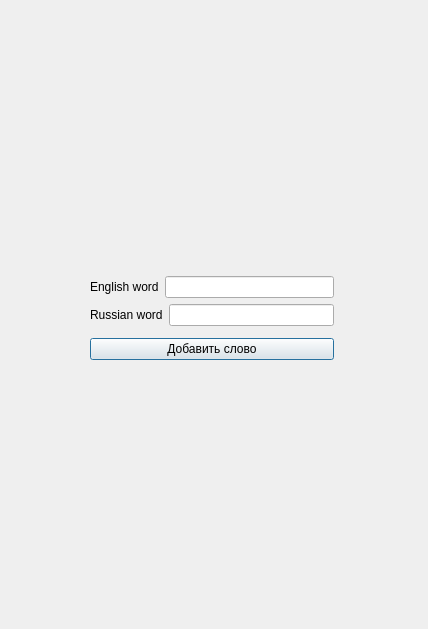
Before: the Qt Designer form src/addword.ui in GreeAI/English-cards, drawn with Qt 5.
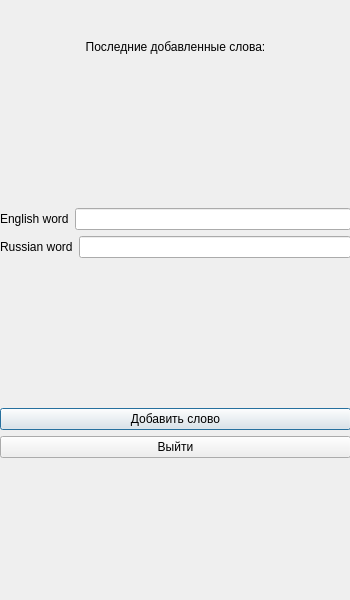
After: the same form once the commit is applied.

```diff
--- a/src/addword.ui
+++ b/src/addword.ui
@@ -6,26 +6,94 @@
    <rect>
     <x>0</x>
     <y>0</y>
-    <width>428</width>
-    <height>629</height>
+    <width>350</width>
+    <height>600</height>
    </rect>
   </property>
+  <property name="sizePolicy">
+   <sizepolicy hsizetype="Fixed" vsizetype="Fixed">
+    <horstretch>0</horstretch>
+    <verstretch>0</verstretch>
+   </sizepolicy>
+  </property>
   <property name="windowTitle">
    <string>Dialog</string>
   </property>
-  <widget class="QWidget" name="">
+  <widget class="QWidget" name="verticalLayoutWidget">
    <property name="geometry">
     <rect>
-     <x>90</x>
-     <y>270</y>
-     <width>244</width>
-     <height>98</height>
+     <x>0</x>
+     <y>0</y>
+     <width>351</width>
+     <height>601</height>
     </rect>
    </property>
-   <layout class="QVBoxLayout" name="verticalLayout_2">
-    <item>
      <layout class="QVBoxLayout" name="verticalLayout">
       <item>
+     <layout class="QVBoxLayout" name="verticalLayout_2">
+      <item>
+       <layout class="QVBoxLayout" name="verticalLayout_3">
+        <item>
+         <spacer name="verticalSpacer_3">
+          <property name="orientation">
+           <enum>Qt::Vertical</enum>
+          </property>
+          <property name="sizeHint" stdset="0">
+           <size>
+            <width>20</width>
+            <height>40</height>
+           </size>
+          </property>
+         </spacer>
+        </item>
+        <item>
+         <widget class="QLabel" name="label_3">
+          <property name="text">
+           <string>&lt;html&gt;&lt;head/&gt;&lt;body&gt;&lt;p align=&quot;center&quot;&gt;Последние добавленные слова:&lt;/p&gt;&lt;/body&gt;&lt;/html&gt;</string>
+          </property>
+         </widget>
+        </item>
+        <item>
+         <spacer name="verticalSpacer_2">
+          <property name="orientation">
+           <enum>Qt::Vertical</enum>
+          </property>
+          <property name="sizeHint" stdset="0">
+           <size>
+            <width>20</width>
+            <height>40</height>
+           </size>
+          </property>
+         </spacer>
+        </item>
+        <item>
+         <widget class="QLabel" name="lbl_en">
+          <property name="text">
+           <string>&lt;html&gt;&lt;head/&gt;&lt;body&gt;&lt;p align=&quot;center&quot;&gt;&lt;br/&gt;&lt;/p&gt;&lt;/body&gt;&lt;/html&gt;</string>
+          </property>
+         </widget>
+        </item>
+        <item>
+         <widget class="QLabel" name="lbl_ru">
+          <property name="text">
+           <string>&lt;html&gt;&lt;head/&gt;&lt;body&gt;&lt;p align=&quot;center&quot;&gt;&lt;br/&gt;&lt;/p&gt;&lt;/body&gt;&lt;/html&gt;</string>
+          </property>
+         </widget>
+        </item>
+        <item>
+         <spacer name="verticalSpacer">
+          <property name="orientation">
+           <enum>Qt::Vertical</enum>
+          </property>
+          <property name="sizeHint" stdset="0">
+           <size>
+            <width>20</width>
+            <height>40</height>
+           </size>
+          </property>
+         </spacer>
+        </item>
+        <item>
        <layout class="QHBoxLayout" name="horizontalLayout">
         <item>
          <widget class="QLabel" name="label">
@@ -55,12 +123,47 @@
       </item>
      </layout>
     </item>
+      <item>
+       <spacer name="verticalSpacer_5">
+        <property name="orientation">
+         <enum>Qt::Vertical</enum>
+        </property>
+        <property name="sizeHint" stdset="0">
+         <size>
+          <width>20</width>
+          <height>40</height>
+         </size>
+        </property>
+       </spacer>
+      </item>
     <item>
      <widget class="QPushButton" name="pushButton">
       <property name="text">
        <string>Добавить слово</string>
       </property>
      </widget>
+      </item>
+      <item>
+       <widget class="QPushButton" name="pb_quit">
+        <property name="text">
+         <string>Выйти</string>
+        </property>
+       </widget>
+      </item>
+      <item>
+       <spacer name="verticalSpacer_4">
+        <property name="orientation">
+         <enum>Qt::Vertical</enum>
+        </property>
+        <property name="sizeHint" stdset="0">
+         <size>
+          <width>20</width>
+          <height>40</height>
+         </size>
+        </property>
+       </spacer>
+      </item>
+     </layout>
     </item>
    </layout>
   </widget>
```
Lines whose indentation alone changed are shown as unchanged.
